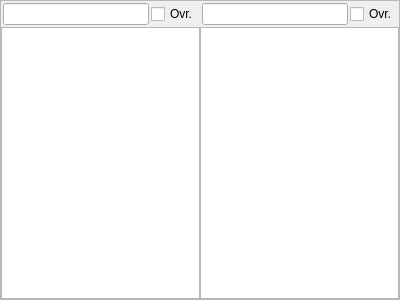
swift-project/pilotclient, file src/blackgui/components/voiceroomscomponent.ui: the form before one commit.
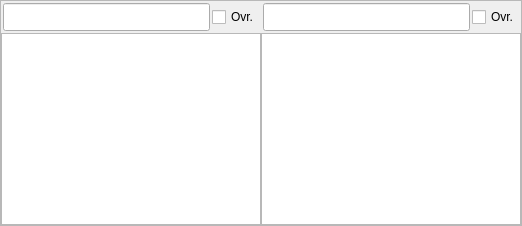
The form after the commit. Custom widgets are drawn as their Qt base class.

Commit message: refs #335, improved voice room component * slots for URLs * connect signal/slots * enabled for runtime

```diff
--- a/src/blackgui/components/voiceroomscomponent.ui
+++ b/src/blackgui/components/voiceroomscomponent.ui
@@ -6,8 +6,8 @@
    <rect>
     <x>0</x>
     <y>0</y>
-    <width>400</width>
-    <height>300</height>
+    <width>522</width>
+    <height>226</height>
    </rect>
   </property>
   <property name="windowTitle">
@@ -57,6 +57,12 @@
         </property>
         <item>
          <widget class="QLineEdit" name="le_CockpitVoiceRoomCom2">
+          <property name="sizePolicy">
+           <sizepolicy hsizetype="Expanding" vsizetype="Preferred">
+            <horstretch>0</horstretch>
+            <verstretch>0</verstretch>
+           </sizepolicy>
+          </property>
           <property name="font">
            <font>
             <weight>75</weight>
@@ -69,8 +75,14 @@
           </property>
          </widget>
         </item>
-        <item>
+        <item alignment="Qt::AlignRight">
          <widget class="QCheckBox" name="cb_CockpitVoiceRoom2Override">
+          <property name="sizePolicy">
+           <sizepolicy hsizetype="Preferred" vsizetype="Preferred">
+            <horstretch>0</horstretch>
+            <verstretch>0</verstretch>
+           </sizepolicy>
+          </property>
           <property name="text">
            <string>Ovr.</string>
           </property>
@@ -99,6 +111,12 @@
         </property>
         <item>
          <widget class="QLineEdit" name="le_CockpitVoiceRoomCom1">
+          <property name="sizePolicy">
+           <sizepolicy hsizetype="Expanding" vsizetype="Preferred">
+            <horstretch>0</horstretch>
+            <verstretch>0</verstretch>
+           </sizepolicy>
+          </property>
           <property name="font">
            <font>
             <weight>75</weight>
@@ -111,7 +129,7 @@
           </property>
          </widget>
         </item>
-        <item>
+        <item alignment="Qt::AlignRight">
          <widget class="QCheckBox" name="cb_CockpitVoiceRoom1Override">
           <property name="text">
            <string>Ovr.</string>
@@ -123,6 +141,12 @@
      </item>
      <item row="1" column="0">
       <widget class="BlackGui::Views::CUserView" name="tvp_CockpitVoiceRoom1">
+       <property name="sizePolicy">
+        <sizepolicy hsizetype="Preferred" vsizetype="Preferred">
+         <horstretch>0</horstretch>
+         <verstretch>0</verstretch>
+        </sizepolicy>
+       </property>
        <property name="selectionMode">
         <enum>QAbstractItemView::SingleSelection</enum>
        </property>
@@ -136,6 +160,12 @@
      </item>
      <item row="1" column="1">
       <widget class="BlackGui::Views::CUserView" name="tvp_CockpitVoiceRoom2">
+       <property name="sizePolicy">
+        <sizepolicy hsizetype="Preferred" vsizetype="Preferred">
+         <horstretch>0</horstretch>
+         <verstretch>0</verstretch>
+        </sizepolicy>
+       </property>
        <property name="selectionMode">
         <enum>QAbstractItemView::SingleSelection</enum>
        </property>
```
Left out of the diff: 12 changed lines with no effect on the pictures. The commit also changes 2 other files.
